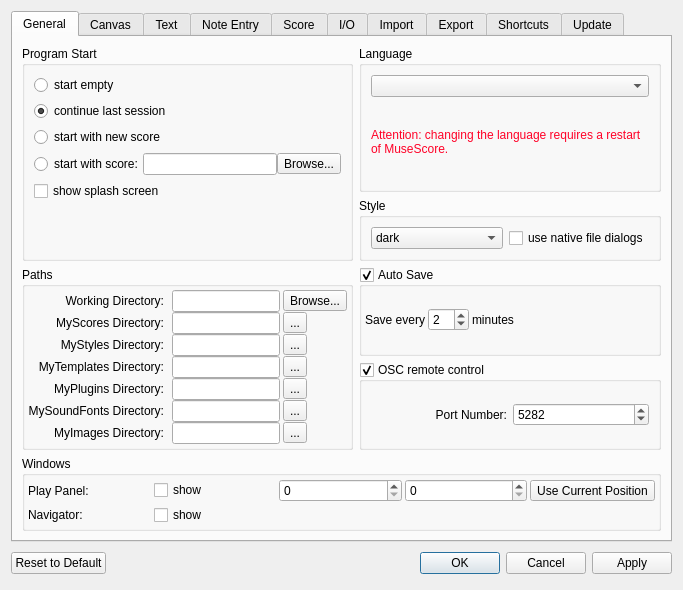
First picture: the form in mscore/mscore/prefsdialog.ui, repository musescore/musescore-old, before the edit.
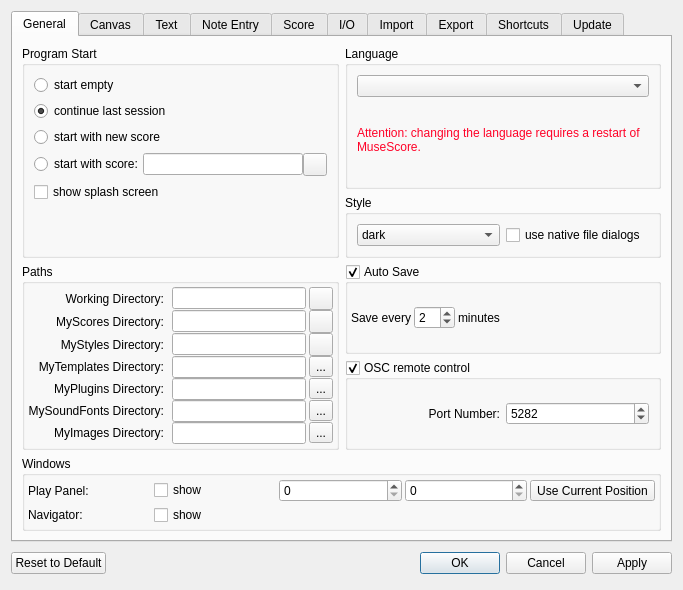
Second picture: the form after the edit. Icons and pictures are not drawn. Custom widgets are drawn as their Qt base class.

```diff
--- a/mscore/mscore/prefsdialog.ui
+++ b/mscore/mscore/prefsdialog.ui
@@ -129,11 +129,7 @@
           <item row="0" column="2">
            <widget class="QToolButton" name="workingDirectoryButton">
             <property name="text">
-             <string>Browse...</string>
-            </property>
-            <property name="icon">
-             <iconset>
-              <normaloff>:/data/fileopen.svg</normaloff>:/data/fileopen.svg</iconset>
+             <string/>
             </property>
            </widget>
           </item>
@@ -169,14 +165,14 @@
           <item row="1" column="2">
            <widget class="QToolButton" name="myScoresButton">
             <property name="text">
-             <string>...</string>
+             <string/>
             </property>
            </widget>
           </item>
           <item row="2" column="2">
            <widget class="QToolButton" name="myStylesButton">
             <property name="text">
-             <string>...</string>
+             <string/>
             </property>
            </widget>
           </item>
@@ -393,11 +389,7 @@
                <string/>
               </property>
               <property name="text">
-               <string>Browse...</string>
-              </property>
-              <property name="icon">
-               <iconset>
-                <normaloff>:/data/fileopen.svg</normaloff>:/data/fileopen.svg</iconset>
+               <string/>
               </property>
              </widget>
             </item>
```
Left out of the diff: 34 changed lines with no effect on the pictures.
